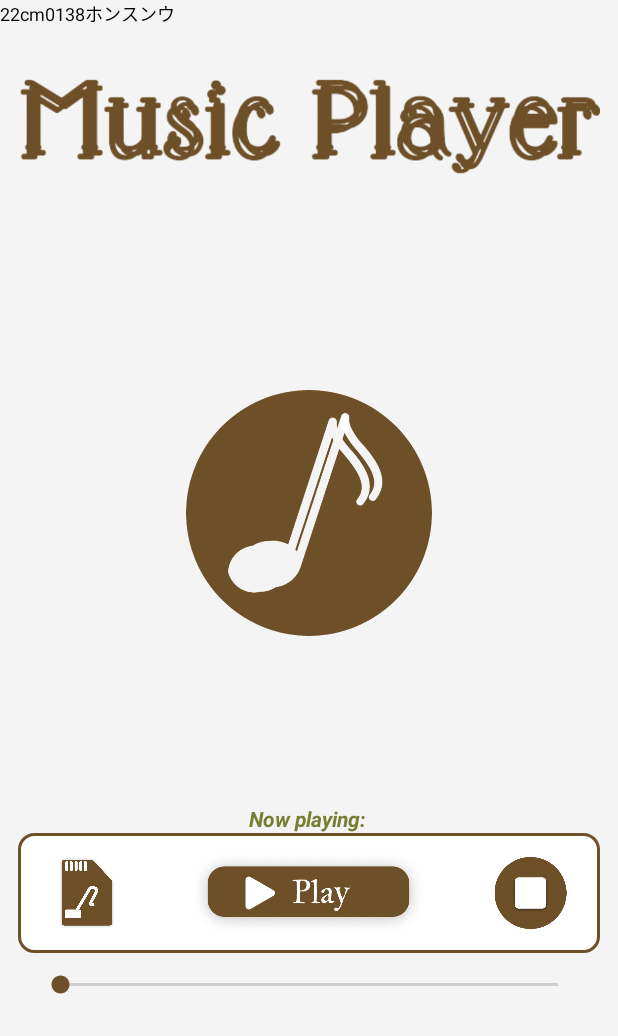
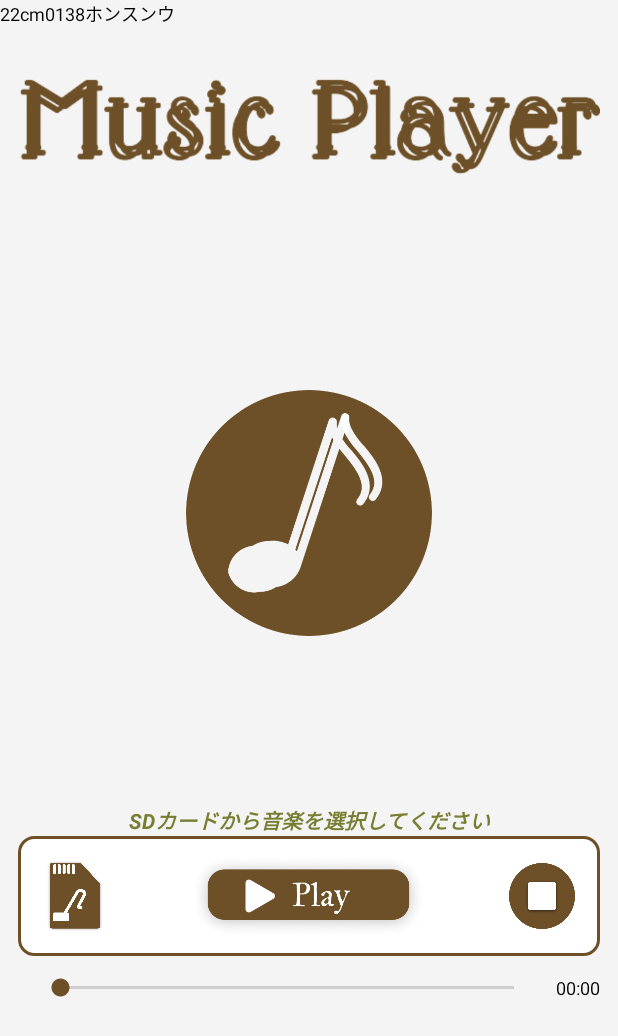
Before and after one commit to znak99/JEC-MusicPlayer, an Android app: the screen it shows after launch (MainActivity), on a phone screen of 412 x 824 dp. Shown: the top 1036 px of the screen. Run offline under Robolectric (Android 15) with nearby library versions, the phone set to English and light mode, and no system bars.

Commit message:
sd card activity

```diff
--- a/app/src/main/java/com/jec/ac/jp/musicplayer/MainActivity.java
+++ b/app/src/main/java/com/jec/ac/jp/musicplayer/MainActivity.java
@@ -2,18 +2,51 @@ package com.jec.ac.jp.musicplayer;
 
 import androidx.appcompat.app.AppCompatActivity;
 
+import android.app.AlertDialog;
+import android.content.DialogInterface;
 import android.media.MediaPlayer;
 import android.os.Bundle;
-import android.widget.Button;
+import android.view.View;
+import android.widget.ImageButton;
+import android.widget.TextView;
 
 public class MainActivity extends AppCompatActivity {
 
-    Button playButton;
-    MediaPlayer mediaPlayer;
+    private boolean isPlaying = false;
+    private MediaPlayer mediaPlayer;
+    private ImageButton playButton;
+    private TextView currentSelectedMedia;
 
     @Override
     protected void onCreate(Bundle savedInstanceState) {
         super.onCreate(savedInstanceState);
         setContentView(R.layout.activity_main);
+
+        playButton = findViewById(R.id.xmlPlayButton);
+        playButton.setOnClickListener(new PlayButtonAction());
+
+        currentSelectedMedia = findViewById(R.id.xmlPlayingMusicInfo);
+        currentSelectedMedia.setText("SDカードから音楽を選択してください");
+    }
+
+    private void showAlert(String title, String msg, String btnTxt, DialogInterface.OnClickListener action) {
+        AlertDialog.Builder builder = new AlertDialog.Builder(MainActivity.this);
+
+        builder.setTitle(title);
+        builder.setMessage(msg);
+        builder.setPositiveButton(btnTxt, action);
+
+        AlertDialog dialog = builder.create();
+        dialog.show();
+    }
+
+    final class PlayButtonAction implements View.OnClickListener {
+        @Override
+        public void onClick(View view) {
+            if (mediaPlayer == null) {
+                showAlert("", "音楽を選択してください", "確認", null);
+                return;
+            }
+        }
     }
 }
--- /dev/null
+++ b/app/src/main/res/drawable/baseline_arrow_back_24.xml
@@ -0,0 +1,5 @@
+<vector android:autoMirrored="true" android:height="24dp"
+    android:tint="#6D5028" android:viewportHeight="24"
+    android:viewportWidth="24" android:width="24dp" xmlns:android="http://schemas.android.com/apk/res/android">
+    <path android:fillColor="@android:color/white" android:pathData="M20,11H7.83l5.59,-5.59L12,4l-8,8 8,8 1.41,-1.41L7.83,13H20v-2z"/>
+</vector>
--- a/app/src/main/res/layout/activity_main.xml
+++ b/app/src/main/res/layout/activity_main.xml
@@ -66,7 +66,7 @@
                 android:layout_height="match_parent"
                 android:layout_marginStart="12dp"
                 android:background="@null"
-                android:layout_weight="0.3"
+                android:layout_weight="0.2"
                 android:padding="4dp"
                 android:src="@drawable/sd"
                 android:scaleType="fitCenter"/>
@@ -87,21 +87,37 @@
                 android:layout_marginEnd="12dp"
                 android:background="@null"
                 android:padding="4dp"
-                android:layout_weight="0.3"
+                android:layout_weight="0.2"
                 android:src="@drawable/stop"
                 android:adjustViewBounds="true"
                 android:scaleType="fitCenter"/>
 
         </LinearLayout>
 
-        <SeekBar
-            android:id="@+id/xmlProgressBar"
+        <LinearLayout
             android:layout_width="match_parent"
             android:layout_height="wrap_content"
-            android:layout_marginHorizontal="12dp"
-            android:thumbTint="@color/customPrimary"
-            android:progressTint="@color/customSecondary"
-            android:layout_marginVertical="12dp"/>
+            android:gravity="center_vertical">
+
+            <SeekBar
+                android:id="@+id/xmlProgressBar"
+                android:layout_width="0dp"
+                android:layout_height="wrap_content"
+                android:layout_weight="1"
+                android:layout_marginHorizontal="12dp"
+                android:thumbTint="@color/customPrimary"
+                android:progressTint="@color/customSecondary"
+                android:layout_marginVertical="12dp"/>
+
+            <TextView
+                android:id="@+id/xmlPlayTimer"
+                android:layout_width="wrap_content"
+                android:layout_height="wrap_content"
+                android:textSize="12sp"
+                android:textColor="@color/black"
+                android:text="00:00"/>
+
+        </LinearLayout>
 
     </LinearLayout>
 
```
Also changed, not shown: app/src/main/AndroidManifest.xml (+6 -3 lines), app/src/main/java/com/jec/ac/jp/musicplayer/SDListActivity.java (added, +14 -0 lines), app/src/main/res/layout/activity_sdlist.xml (added, +21 -0 lines), app/src/main/res/drawable/logo_sd.png (added).
